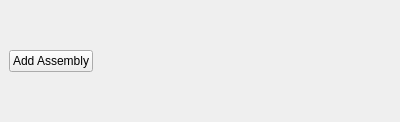
The window that ui/widgets/group_widget.ui (TheCodingJsoftware/Invigo) describes before a commit, drawn with Qt 5.
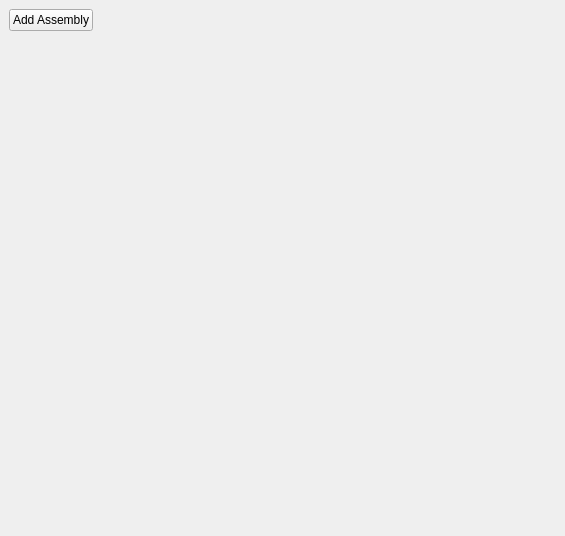
The same window after the commit.

Patch:
```diff
--- a/ui/widgets/group_widget.ui
+++ b/ui/widgets/group_widget.ui
@@ -6,8 +6,8 @@
    <rect>
     <x>0</x>
     <y>0</y>
-    <width>400</width>
-    <height>122</height>
+    <width>565</width>
+    <height>536</height>
    </rect>
   </property>
   <property name="sizePolicy">
@@ -50,8 +50,8 @@
          <layout class="QVBoxLayout" name="assemblies_layout"/>
         </item>
         <item>
-         <layout class="QHBoxLayout" name="horizontalLayout_2">
-          <item>
+         <layout class="QFormLayout" name="formLayout">
+          <item row="0" column="0">
            <widget class="QPushButton" name="add_assembly_button">
             <property name="sizePolicy">
              <sizepolicy hsizetype="Fixed" vsizetype="Fixed">
@@ -64,19 +64,6 @@
             </property>
            </widget>
           </item>
-          <item>
-           <spacer name="horizontalSpacer">
-            <property name="orientation">
-             <enum>Qt::Horizontal</enum>
-            </property>
-            <property name="sizeHint" stdset="0">
-             <size>
-              <width>40</width>
-              <height>20</height>
-             </size>
-            </property>
-           </spacer>
-          </item>
          </layout>
         </item>
        </layout>
```
